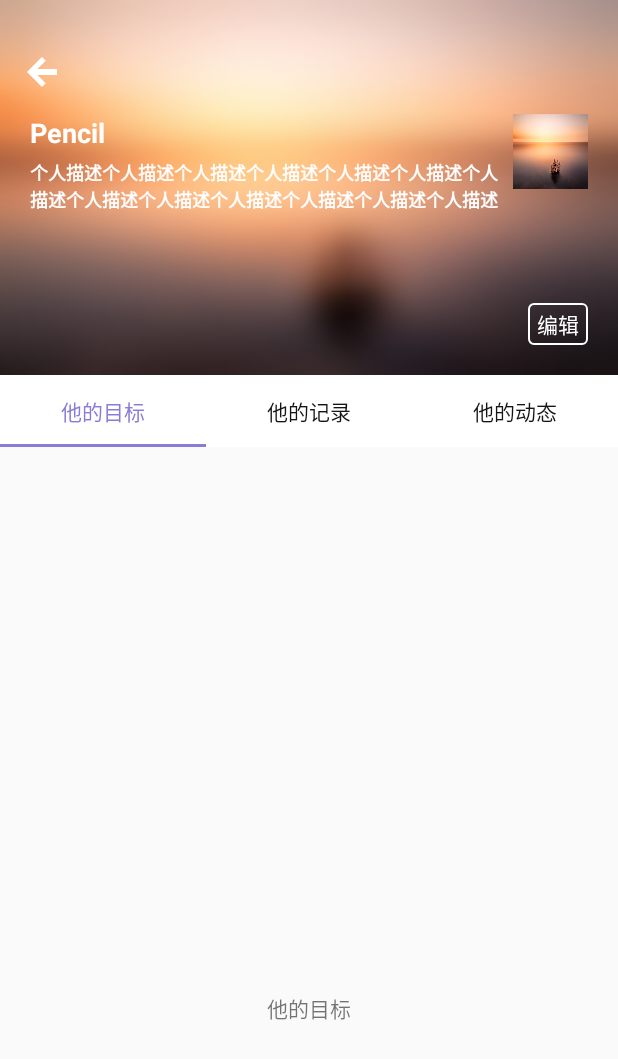
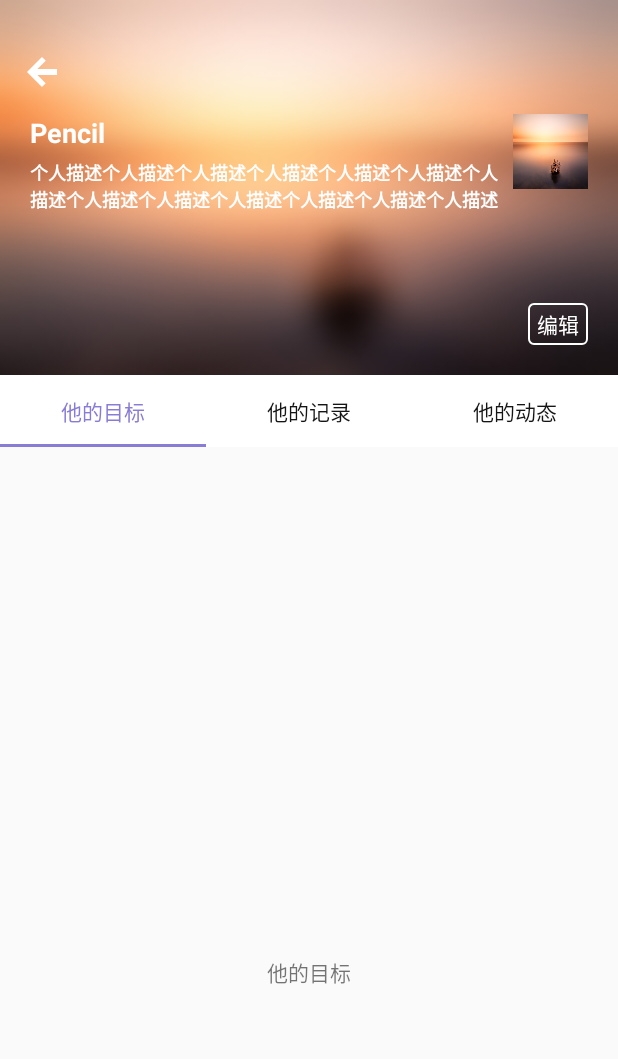
Before and after one commit to Damaer/Goal, an Android app: the PersonInfoActivity screen opened directly, with no data from a screen before it, on a phone screen of 412 x 824 dp. Shown: the top 1059 px of the screen. Run offline under Robolectric (Android 15) with nearby library versions, the phone set to English and light mode, and no system bars; our stand-ins replace ButterKnife.

Commit message:
个人页面bug

```diff
--- a/FE/Goal/app/src/main/res/layout/activity_person_info.xml
+++ b/FE/Goal/app/src/main/res/layout/activity_person_info.xml
@@ -96,7 +96,7 @@
             android:fillViewport="true"
             android:scrollbars="none"
             app:layout_behavior="android.support.design.widget.AppBarLayout$ScrollingViewBehavior"
-            android:layout_marginTop="48dp">
+    >
         <android.support.v4.view.ViewPager
                 android:id="@+id/viewPager"
                 android:layout_width="match_parent"
```
